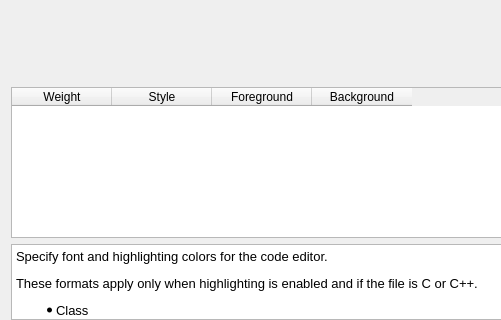
The window that src/SeerEditorConfigPage.ui (epasveer/seer) describes before a commit, drawn with Qt 5; both pictures show x 0 to 501 and y 125 to 445 of the 728 by 445 pixel window.
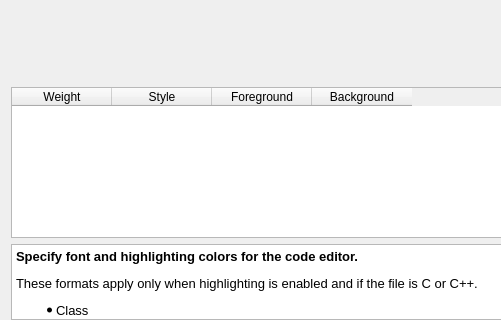
The same window after the commit. Icons and pictures are not drawn. Custom widgets are drawn as their Qt base class.

What changed in the file:
```diff
--- a/src/SeerEditorConfigPage.ui
+++ b/src/SeerEditorConfigPage.ui
@@ -122,7 +122,7 @@
 &lt;html&gt;&lt;head&gt;&lt;meta name=&quot;qrichtext&quot; content=&quot;1&quot; /&gt;&lt;style type=&quot;text/css&quot;&gt;
 p, li { white-space: pre-wrap; }
 &lt;/style&gt;&lt;/head&gt;&lt;body style=&quot; font-family:'Noto Sans'; font-size:10pt; font-weight:400; font-style:normal;&quot;&gt;
-&lt;p style=&quot; margin-top:12px; margin-bottom:12px; margin-left:0px; margin-right:0px; -qt-block-indent:0; text-indent:0px;&quot;&gt;Specify font and highlighting colors for the code editor.&lt;/p&gt;
+&lt;p style=&quot; margin-top:12px; margin-bottom:12px; margin-left:0px; margin-right:0px; -qt-block-indent:0; text-indent:0px;&quot;&gt;&lt;span style=&quot; font-weight:600;&quot;&gt;Specify font and highlighting colors for the code editor.&lt;/span&gt;&lt;/p&gt;
 &lt;p style=&quot; margin-top:12px; margin-bottom:12px; margin-left:0px; margin-right:0px; -qt-block-indent:0; text-indent:0px;&quot;&gt;These formats apply only when highlighting is enabled and if the file is C or C++.&lt;/p&gt;
 &lt;ul style=&quot;margin-top: 0px; margin-bottom: 0px; margin-left: 0px; margin-right: 0px; -qt-list-indent: 1;&quot;&gt;&lt;li style=&quot; margin-top:0px; margin-bottom:0px; margin-left:0px; margin-right:0px; -qt-block-indent:0; text-indent:0px;&quot;&gt;Class&lt;/li&gt;
 &lt;li style=&quot; margin-top:0px; margin-bottom:0px; margin-left:0px; margin-right:0px; -qt-block-indent:0; text-indent:0px;&quot;&gt;Comment&lt;/li&gt;
```
